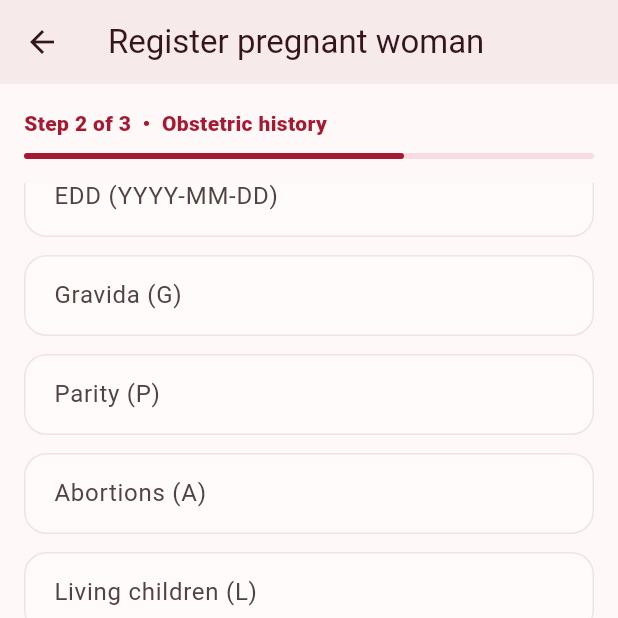
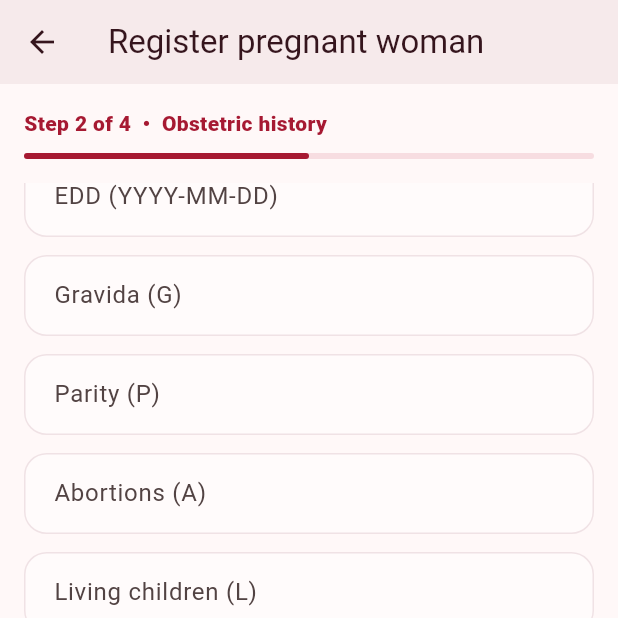
Before and after one commit to vikneshh-rs/preeclampsia360, a Flutter app: the PatientRegistrationScreen screen opened directly, scrolled down 238 dp, after a tap on "Continue", on a phone screen of 412 x 824 dp, the top half of it. Run offline on Flutter 3.47's test engine with Material 3 defaults, Android fonts, the phone set to English and light mode, and no system bars; our stand-ins replace flutter_secure_storage, image_picker; missing offline and left inert: google_mlkit_text_recognition; accounts and stored records are empty.

Commit message:
feat(registration): restore Step 4 Pregnancy Assessment (complaints and trimesters)

```diff
--- a/preeclampsia360/flutter_app/lib/features/patients/patient_registration_screen.dart
+++ b/preeclampsia360/flutter_app/lib/features/patients/patient_registration_screen.dart
@@ -42,6 +42,9 @@ class _PatientRegistrationScreenState extends State<PatientRegistrationScreen> {
   final baby = TextEditingController();
   final family = TextEditingController();
 
+  final Map<String, dynamic> answers = {};
+  final Map<String, TextEditingController> _extra = {};
+
   @override
   void dispose() {
     name.dispose();
@@ -70,7 +73,14 @@ class _PatientRegistrationScreenState extends State<PatientRegistrationScreen> {
     delivery.dispose();
     baby.dispose();
     family.dispose();
+    for (final c in _extra.values) {
+      c.dispose();
+    }
     super.dispose();
+  }
+
+  TextEditingController _controller(String key) {
+    return _extra.putIfAbsent(key, () => TextEditingController());
   }
 
   int? _int(String v) => int.tryParse(v.trim());
@@ -111,6 +121,25 @@ class _PatientRegistrationScreenState extends State<PatientRegistrationScreen> {
         },
         'family_history': {
           'history': family.text.trim(),
+        },
+        'presenting_complaints': answers,
+        'trimester_1': {
+          'visits_and_remarks': _extra['t1_visits']?.text.trim() ?? '',
+          'hyperemesis': answers['hyperemesis'],
+          'fever_rashes': answers['fever_rashes'],
+          'dysuria': answers['dysuria'],
+        },
+        'trimester_2': {
+          'preeclampsia_symptoms': answers['t2_preeclampsia_symptoms'],
+          'edema': answers['t2_edema'],
+          'quickening': answers['quickening'],
+          'dipsi_result': _extra['dipsi']?.text.trim() ?? '',
+          'anomaly_scan_remarks': _extra['anomaly_scan']?.text.trim() ?? '',
+        },
+        'trimester_3': {
+          'fetal_movements': answers['fetal_movements'],
+          'bladder_bowel': answers['bladder_bowel'],
+          'visits_and_remarks': _extra['t3_visits']?.text.trim() ?? '',
         },
       };
 
@@ -180,6 +209,7 @@ class _PatientRegistrationScreenState extends State<PatientRegistrationScreen> {
       'Personal details',
       'Obstetric history',
       'Medical & lifestyle',
+      'Pregnancy assessment',
     ];
 
     return Scaffold(
@@ -194,12 +224,12 @@ class _PatientRegistrationScreenState extends State<PatientRegistrationScreen> {
                 crossAxisAlignment: CrossAxisAlignment.start,
                 children: [
                   Text(
-                    'Step ${step + 1} of 3  •  ${titles[step]}',
+                    'Step ${step + 1} of 4  •  ${titles[step]}',
                     style: const TextStyle(fontWeight: FontWeight.w800, color: AppColors.crimson),
                   ),
                   const SizedBox(height: 10),
                   LinearProgressIndicator(
-                    value: (step + 1) / 3,
+                    value: (step + 1) / 4,
                     color: AppColors.crimson,
                     backgroundColor: AppColors.blush,
                     borderRadius: BorderRadius.circular(8),
@@ -249,6 +279,37 @@ class _PatientRegistrationScreenState extends State<PatientRegistrationScreen> {
                     _field('Diet history / 24-hour recall', diet, maxLines: 3),
                     _field('Family history (congenital anomalies, multiple pregnancy, chronic disorders)', family, maxLines: 3),
                   ],
+                  if (step == 3) ...[
+                    _section('Presenting complaints'),
+                    _question('Persistent headache?', 'headache'),
+                    _question('Blurred vision?', 'blurred_vision'),
+                    _question('Swelling of face or hands?', 'swelling'),
+                    _question('Upper abdominal pain?', 'upper_abdominal_pain'),
+                    _question('Bleeding per vaginum?', 'bleeding_pv'),
+                    _question('Leaking per vaginum?', 'leaking_pv'),
+                    _section('First trimester'),
+                    _question('Hyperemesis?', 'hyperemesis'),
+                    _question('Fever with rashes?', 'fever_rashes'),
+                    _question('Pain during urination?', 'dysuria'),
+                    _field('Antenatal visits / remarks', _controller('t1_visits'), maxLines: 2),
+                    _section('Second trimester'),
+                    _question('Symptoms of preeclampsia?', 't2_preeclampsia_symptoms'),
+                    _question('Edema?', 't2_edema'),
+                    _question('Fetal quickening noted?', 'quickening'),
+                    _field('DIPSI result', _controller('dipsi')),
+                    _field('Anomaly scan remarks', _controller('anomaly_scan'), maxLines: 2),
+                    _section('Third trimester'),
+                    _question('Fetal movements normal?', 'fetal_movements'),
+                    _question('Bladder or bowel disturbances?', 'bladder_bowel'),
+                    _field('Antenatal visits / remarks', _controller('t3_visits'), maxLines: 2),
+                    const Padding(
+                      padding: EdgeInsets.all(8),
+                      child: Text(
+                        'This form records history. Clinical risk classification must be performed using an approved, versioned clinical protocol by authorised clinical staff.',
+                        style: TextStyle(color: AppColors.muted, fontSize: 12),
+                      ),
+                    ),
+                  ],
                 ],
               ),
             ),
@@ -269,14 +330,14 @@ class _PatientRegistrationScreenState extends State<PatientRegistrationScreen> {
                       style: FilledButton.styleFrom(backgroundColor: AppColors.crimson),
                       onPressed: saving
                           ? null
-                          : () => step < 2 ? setState(() => step++) : save(),
+                          : () => step < 3 ? setState(() => step++) : save(),
                       child: saving
                           ? const SizedBox(
                               height: 18,
                               width: 18,
                               child: CircularProgressIndicator(strokeWidth: 2, color: Colors.white),
                             )
-                          : Text(step < 2 ? 'Continue' : 'Save patient'),
+                          : Text(step < 3 ? 'Continue' : 'Save patient'),
                     ),
                   ),
                 ],
@@ -313,4 +374,28 @@ class _PatientRegistrationScreenState extends State<PatientRegistrationScreen> {
           decoration: InputDecoration(labelText: label),
         ),
       );
+
+  Widget _question(String label, String key) => Padding(
+        padding: const EdgeInsets.only(bottom: 12),
+        child: P360Card(
+          child: Column(
+            crossAxisAlignment: CrossAxisAlignment.start,
+            children: [
+              Text(label, style: const TextStyle(fontWeight: FontWeight.w700)),
+              const SizedBox(height: 8),
+              DropdownButtonFormField<String>(
+                key: ValueKey('q_${key}_${answers[key]}'),
+                initialValue: answers[key] as String?,
+                decoration: const InputDecoration(isDense: true, labelText: 'Response'),
+                items: const [
+                  DropdownMenuItem(value: 'yes', child: Text('Yes')),
+                  DropdownMenuItem(value: 'no', child: Text('No')),
+                  DropdownMenuItem(value: 'unknown', child: Text('Not known')),
+                ],
+                onChanged: (v) => setState(() => answers[key] = v),
+              ),
+            ],
+          ),
+        ),
+      );
 }
```
